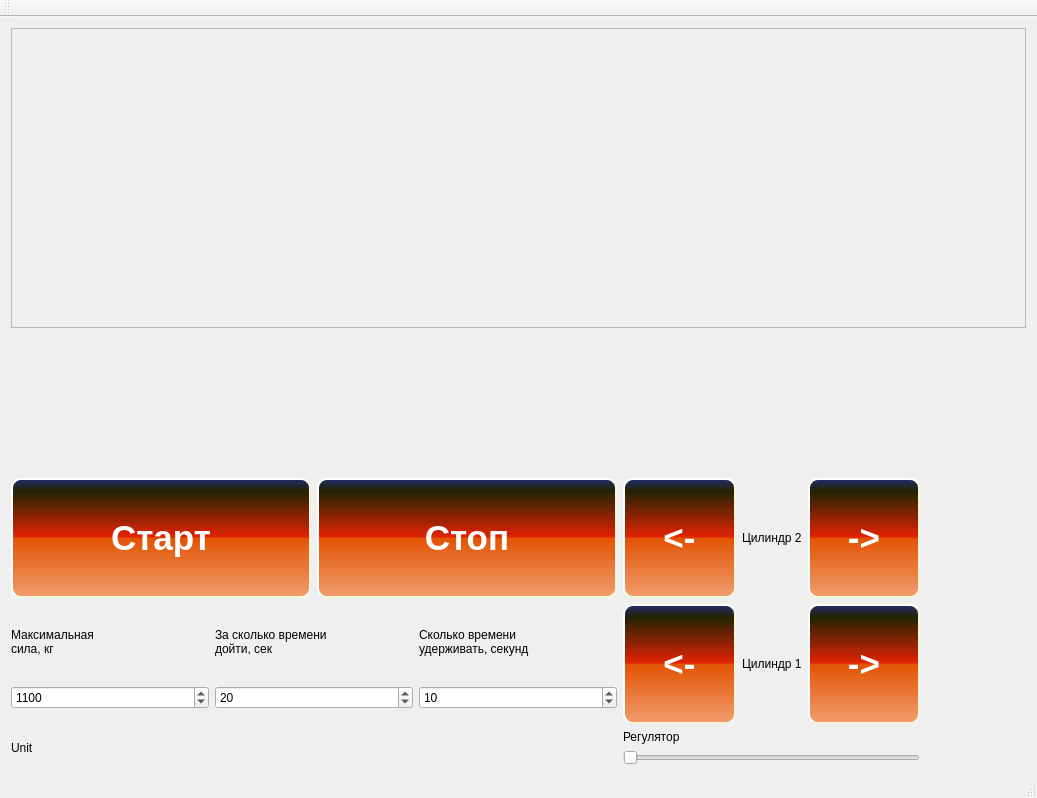
andreyshmelev/strength-test-with-camera-and-qcustomplot, file mainwindow.ui: the form before one commit.
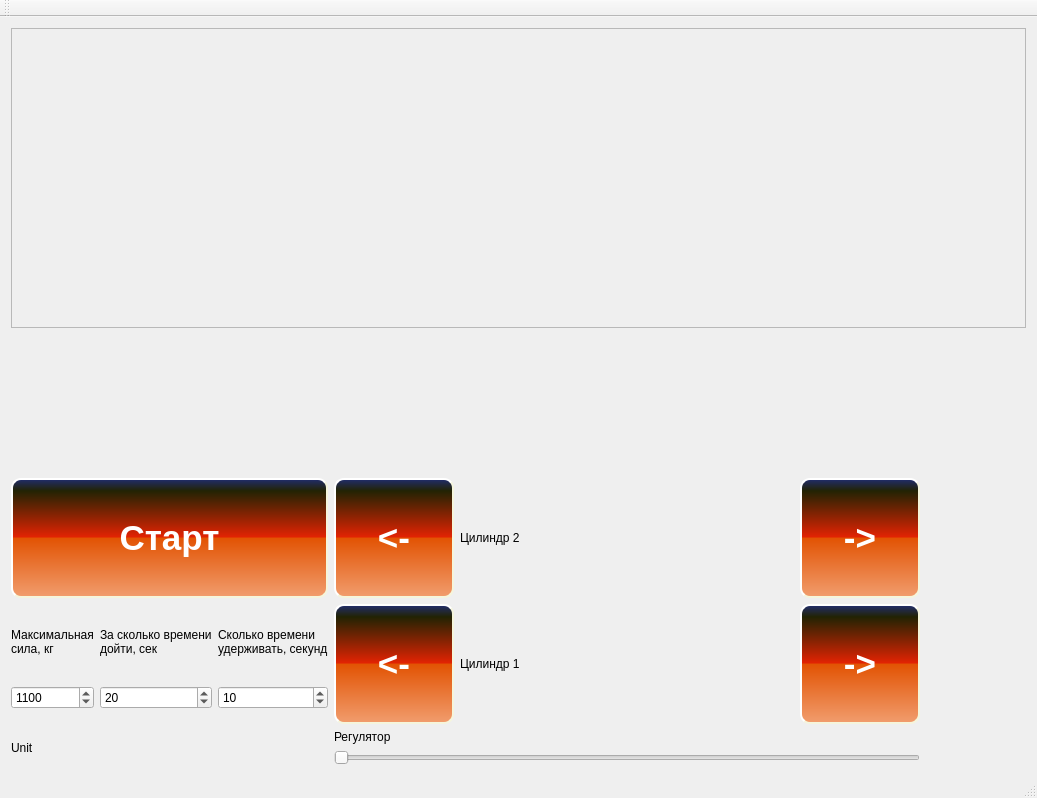
The form after the commit. Custom widgets are drawn as their Qt base class.

What changed in the file:
```diff
--- a/mainwindow.ui
+++ b/mainwindow.ui
@@ -324,77 +324,6 @@
     </item>
     <item row="2" column="0" colspan="2">
      <layout class="QGridLayout" name="gridLayout">
-      <item row="0" column="3">
-       <widget class="QPushButton" name="stopbutton">
-        <property name="sizePolicy">
-         <sizepolicy hsizetype="Expanding" vsizetype="Expanding">
-          <horstretch>0</horstretch>
-          <verstretch>0</verstretch>
-         </sizepolicy>
-        </property>
-        <property name="minimumSize">
-         <size>
-          <width>300</width>
-          <height>0</height>
-         </size>
-        </property>
-        <property name="maximumSize">
-         <size>
-          <width>16777215</width>
-          <height>120</height>
-         </size>
-        </property>
-        <property name="font">
-         <font>
-          <pointsize>-1</pointsize>
-          <weight>75</weight>
-          <italic>false</italic>
-          <bold>true</bold>
-         </font>
-        </property>
-        <property name="styleSheet">
-         <string notr="true">QPushButton 
-{
-background-color: QLinearGradient( x1: 0, y1: 0, x2: 0, y2: 1, stop: 0 #212D6E, stop: 0.1 #222303, stop: 0.49 #E22303, stop: 0.5 #E25303, stop: 1 #F19D6E);
-
-
-    border-style: outset;
-    border-width: 2px;
-    border-radius: 10px;
-    border-color: beige;
-    font: bold 35px; color: white;
-    padding: 6px;
-}
-
-
-
-QPushButton:disabled 
-{
-background-color: qlineargradient(spread:pad, x1:0, y1:0, x2:1, y2:0, stop:0 rgba(226,83,3, 70), stop:1 rgba(226,83,3, 70));
-    border-style: outset;
-    border-width: 2px;
-    border-radius: 10px;
-    border-color: beige;
-    font: bold 35px; color: white;
-    padding: 6px;
-}
-
-QPushButton:pressed 
-{
-background-color: qlineargradient(spread:pad, x1:0, y1:0, x2:0, y2:1, stop:0 rgba(0xe2,0x3c,0x03, 255), stop:1 rgba(226,83,3, 255));
-    border-style: outset;
-    border-width: 2px;
-    border-radius: 10px;
-    border-color: beige;
-    font: bold 35px; color: white;
-    padding: 6px;
-}</string>
-        </property>
-        <property name="text">
-         <string>Стоп</string>
-        </property>
-       </widget>
-      </item>
       <item row="0" column="2">
        <widget class="QPushButton" name="startButton">
         <property name="sizePolicy">
```
